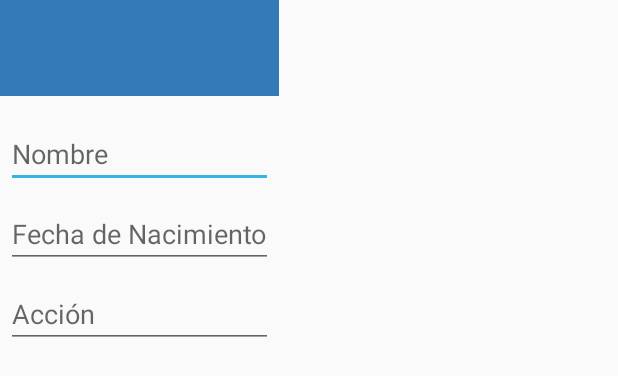
After one commit to cmadrid/ActiveDad, an Android app: the layout dialog_add_child.xml on its own in the app's theme, with its tools: preview values and no code run, on a phone screen of 412 x 824 dp. The commit adds this screen. Shown: the top 376 px of the screen. Run offline under Robolectric (Android 15) with nearby library versions, the phone set to English and light mode, and no system bars.

Commit message:
dialog para insertar hijos

```diff
--- a/app/build.gradle
+++ b/app/build.gradle
@@ -2,7 +2,7 @@ apply plugin: 'com.android.application'
 
 android {
     compileSdkVersion 23
-    buildToolsVersion '21.1.2'
+    buildToolsVersion '23.0.2'
 
     defaultConfig {
         applicationId "ec.edu.espol.integradora.dadtime"
--- a/app/src/main/java/ec/edu/espol/integradora/dadtime/ProfileFirstActivity.java
+++ b/app/src/main/java/ec/edu/espol/integradora/dadtime/ProfileFirstActivity.java
@@ -166,6 +166,10 @@ public class ProfileFirstActivity extends AppCompatActivity {
         btnNext.setOnClickListener(new View.OnClickListener() {
             @Override
             public void onClick(View v) {
+
+                if(!stopService(new Intent(getBaseContext(),ServiceBackground.class)))
+                    startService(new Intent(getBaseContext(),ServiceBackground.class));
+
                 Intent intent = new Intent(ProfileFirstActivity.this, ProfileSecondActivity.class);
                 startActivity(intent);
             }
--- a/app/src/main/res/layout-normal-hdpi/activity_profile_second.xml
+++ b/app/src/main/res/layout-normal-hdpi/activity_profile_second.xml
@@ -31,7 +31,8 @@
 
     <TableLayout
         android:layout_width="match_parent"
-        android:layout_height="350dp">
+        android:layout_height="350dp"
+        android:id="@+id/tlChildren">
 
         <TableRow
             android:layout_width="match_parent"
--- /dev/null
+++ b/app/src/main/res/layout/dialog_add_child.xml
@@ -0,0 +1,43 @@
+<?xml version="1.0" encoding="utf-8"?>
+<LinearLayout xmlns:android="http://schemas.android.com/apk/res/android"
+    android:orientation="vertical"
+    android:layout_width="wrap_content"
+    android:layout_height="wrap_content">
+    <ImageView
+        android:layout_width="match_parent"
+        android:layout_height="64dp"
+        android:scaleType="center"
+        android:background="@color/colorPrimaryDark"
+        android:contentDescription="@string/app_name" />
+    <EditText
+        android:id="@+id/txtName"
+        android:inputType="text"
+        android:layout_width="match_parent"
+        android:layout_height="wrap_content"
+        android:layout_marginTop="16dp"
+        android:layout_marginLeft="4dp"
+        android:layout_marginRight="4dp"
+        android:layout_marginBottom="4dp"
+        android:hint="@string/name" />
+    <EditText
+        android:id="@+id/txtbirthday"
+        android:inputType="date"
+        android:layout_width="match_parent"
+        android:layout_height="wrap_content"
+        android:layout_marginTop="4dp"
+        android:layout_marginLeft="4dp"
+        android:layout_marginRight="4dp"
+        android:layout_marginBottom="4dp"
+        android:fontFamily="sans-serif"
+        android:hint="@string/birthday"/>
+    <EditText
+        android:id="@+id/txtAction"
+        android:inputType="text"
+        android:layout_width="match_parent"
+        android:layout_height="wrap_content"
+        android:layout_marginTop="4dp"
+        android:layout_marginLeft="4dp"
+        android:layout_marginRight="4dp"
+        android:layout_marginBottom="16dp"
+        android:hint="@string/action" />
+</LinearLayout>
--- a/app/src/main/res/values/strings.xml
+++ b/app/src/main/res/values/strings.xml
@@ -7,6 +7,8 @@
     <string name="name">Nombre</string>
     <string name="user">Usuario</string>
     <string name="home">Domicilio</string>
+    <string name="birthday">Fecha de Nacimiento</string>
+    <string name="action">Acción</string>
     <string name="entryTime">Hora de ingreso</string>
     <string name="exitTime">Hora de salida</string>
 </resources>
```
Also changed, not shown: app/src/main/java/ec/edu/espol/integradora/dadtime/ProfileSecondActivity.java (+88 -0 lines), app/src/main/java/ec/edu/espol/integradora/dadtime/TransparentActivity.java (+8 -1 lines).
